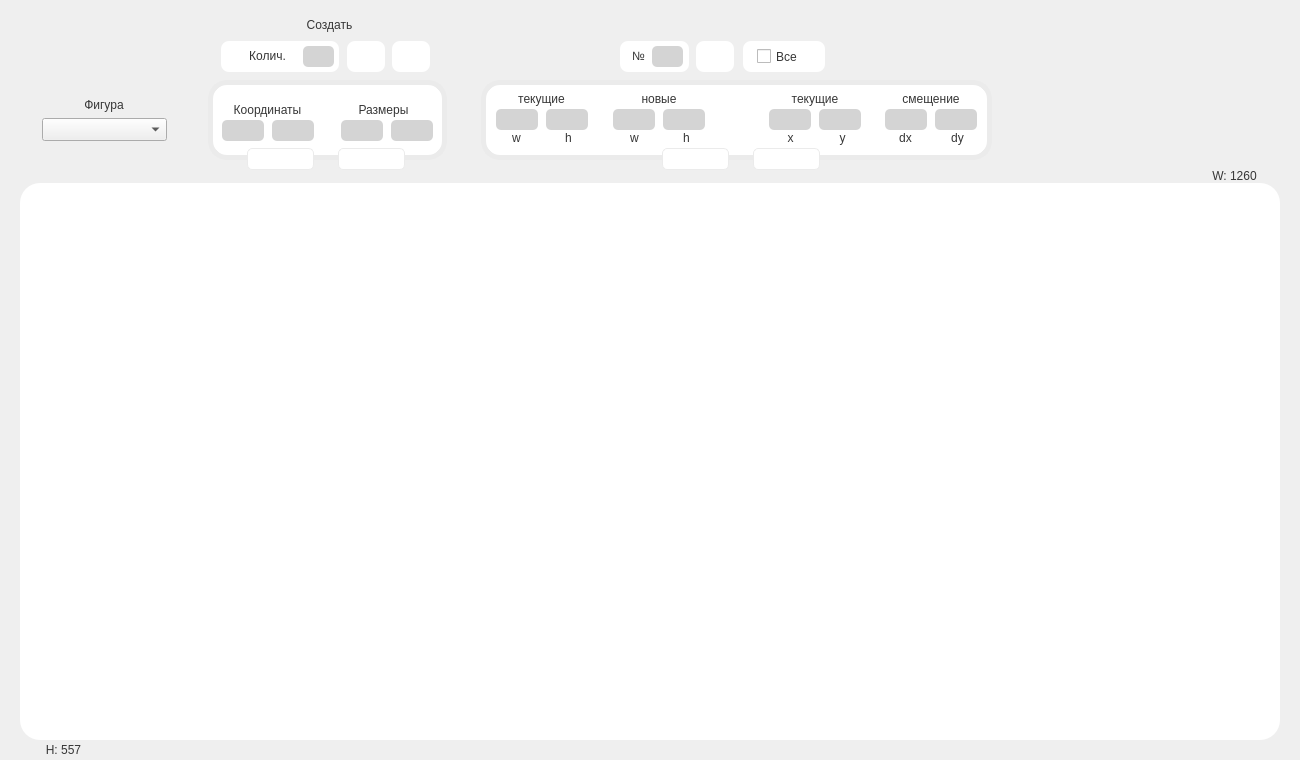
This is 3_task/mainwindow.ui in burakshaevn/qt-canvas-with-figures as Qt 5 draws it before an edit. The edited form follows.
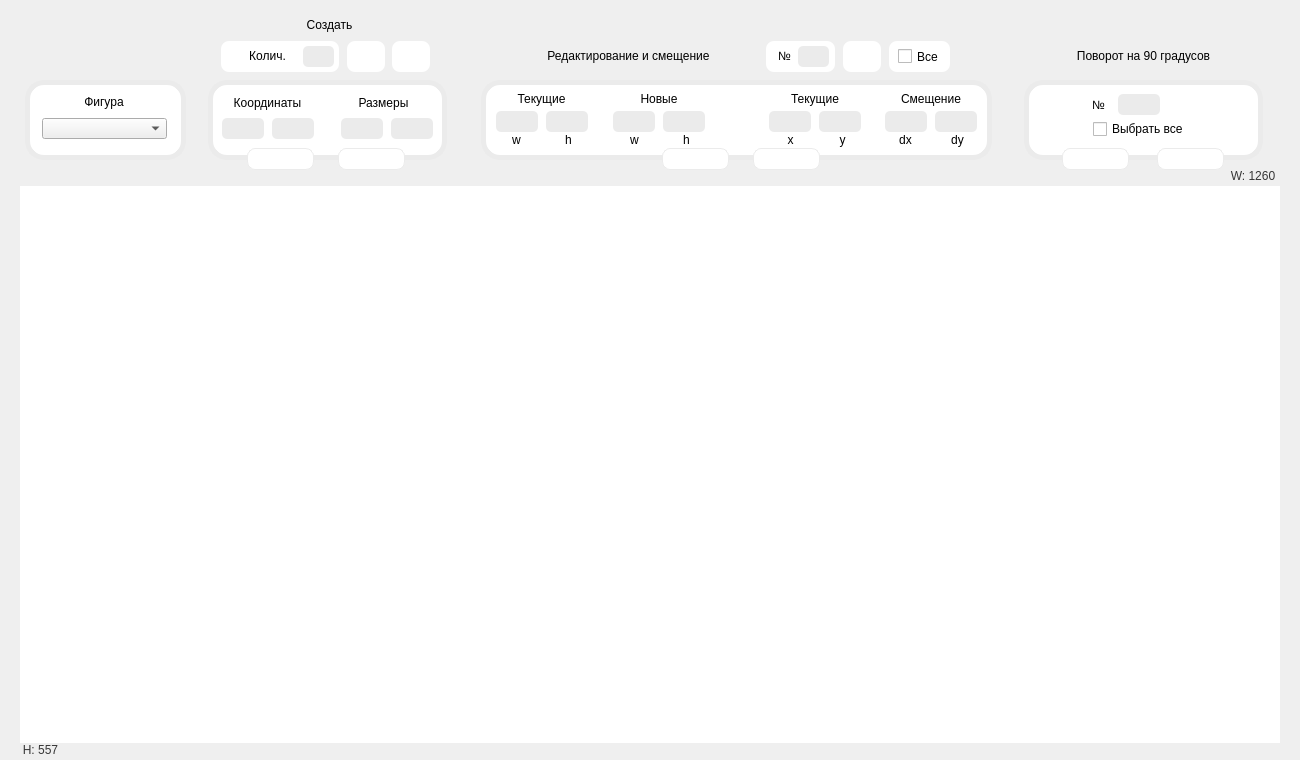
This is the edited form. The open tabs and pages were chosen to show the change. Icons and pictures are not drawn.

Patch:
```diff
--- a/3_task/mainwindow.ui
+++ b/3_task/mainwindow.ui
@@ -27,7 +27,7 @@
     <property name="geometry">
      <rect>
       <x>20</x>
-      <y>183</y>
+      <y>186</y>
       <width>1260</width>
       <height>557</height>
      </rect>
@@ -36,7 +36,7 @@
      <string notr="true">QGraphicsView {
 	background-color: rgb(255, 255, 255);
 	border: 0px solid ;
-    border-radius: 20px;
+    border-radius: 0px;
 }</string>
     </property>
    </widget>
@@ -46,7 +46,7 @@
       <x>42</x>
       <y>118</y>
       <width>125</width>
-      <height>23</height>
+      <height>21</height>
      </rect>
     </property>
     <property name="styleSheet">
@@ -60,20 +60,23 @@
 QComboBox::drop-down { border-width: 0px; };
 QComboBox::down-arrow { image: none; border-width: 0px; };</string>
     </property>
+    <property name="frame">
+     <bool>true</bool>
+    </property>
    </widget>
    <widget class="QLabel" name="label">
     <property name="geometry">
      <rect>
       <x>42</x>
-      <y>95</y>
+      <y>92</y>
       <width>124</width>
       <height>20</height>
      </rect>
     </property>
     <property name="styleSheet">
-     <string notr="true">QLabel {
-	color: rgb(54, 54, 54);
-	font: 500 12pt &quot;JetBrains Mono&quot;;
+     <string notr="true">QLabel { 
+	color: rgb(0, 0, 0);
+	font: 500 11pt &quot;JetBrains Mono&quot;;
 }</string>
     </property>
     <property name="text">
@@ -108,7 +111,7 @@
       </property>
       <property name="styleSheet">
        <string notr="true">QLabel {
-	color: rgb(54, 54, 54);
+	color: rgb(0, 0, 0);
 	font: 500 12pt &quot;JetBrains Mono&quot;;
 }</string>
       </property>
@@ -182,7 +185,7 @@
      <widget class="QLabel" name="label_7">
       <property name="geometry">
        <rect>
-        <x>427</x>
+        <x>573</x>
         <y>41</y>
         <width>69</width>
         <height>31</height>
@@ -202,9 +205,9 @@
      <widget class="QLabel" name="label_9">
       <property name="geometry">
        <rect>
-        <x>550</x>
+        <x>696</x>
         <y>41</y>
-        <width>82</width>
+        <width>61</width>
         <height>31</height>
        </rect>
       </property>
@@ -292,7 +295,7 @@
       </property>
       <property name="styleSheet">
        <string notr="true">QLabel {
-	color: rgb(54, 54, 54);
+	color: rgb(0, 0, 0);
 	font: 500 12pt &quot;JetBrains Mono&quot;;
 }</string>
       </property>
@@ -306,7 +309,7 @@
      <widget class="QLabel" name="label_14">
       <property name="geometry">
        <rect>
-        <x>436</x>
+        <x>582</x>
         <y>46</y>
         <width>19</width>
         <height>20</height>
@@ -314,7 +317,7 @@
       </property>
       <property name="styleSheet">
        <string notr="true">QLabel {
-	color: rgb(54, 54, 54);
+	color: rgb(0, 0, 0);
 	font: 500 12pt &quot;JetBrains Mono&quot;;
 }</string>
       </property>
@@ -328,7 +331,7 @@
      <widget class="QCheckBox" name="checkBox_all_size">
       <property name="geometry">
        <rect>
-        <x>564</x>
+        <x>705</x>
         <y>43</y>
         <width>55</width>
         <height>27</height>
@@ -336,7 +339,7 @@
       </property>
       <property name="styleSheet">
        <string notr="true">QCheckBox {
-	color: rgb(54, 54, 54);
+	color: rgb(0, 0, 0);
 	font: 500 12pt &quot;JetBrains Mono&quot;;
 }</string>
       </property>
@@ -348,14 +351,14 @@
       <property name="geometry">
        <rect>
         <x>30</x>
-        <y>99</y>
+        <y>92</y>
         <width>89</width>
         <height>21</height>
        </rect>
       </property>
       <property name="styleSheet">
        <string notr="true">QLabel {
-	color: rgb(54, 54, 54);
+	color: rgb(0, 0, 0);
 	font: 500 11pt &quot;JetBrains Mono&quot;;
 }</string>
       </property>
@@ -370,14 +373,14 @@
       <property name="geometry">
        <rect>
         <x>159</x>
-        <y>99</y>
+        <y>92</y>
         <width>63</width>
         <height>21</height>
        </rect>
       </property>
       <property name="styleSheet">
        <string notr="true">QLabel {
-	color: rgb(54, 54, 54);
+	color: rgb(0, 0, 0);
 	font: 500 11pt &quot;JetBrains Mono&quot;;
 }</string>
       </property>
@@ -399,11 +402,11 @@
       </property>
       <property name="styleSheet">
        <string notr="true">QLineEdit { 
-	background-color: #d4d4d4;
+	background-color: #ebebeb;
 	border: 0px solid;
     border-radius: 5px; 
 	font: 9pt &quot;JetBrains Mono&quot;;
-	color: #ffffff;
+	color: rgb(0, 0, 0);
 }</string>
       </property>
       <property name="text">
@@ -413,7 +416,7 @@
      <widget class="QLineEdit" name="lineEdit_index_size">
       <property name="geometry">
        <rect>
-        <x>459</x>
+        <x>605</x>
         <y>46</y>
         <width>31</width>
         <height>21</height>
@@ -421,11 +424,11 @@
       </property>
       <property name="styleSheet">
        <string notr="true">QLineEdit { 
-	background-color: #d4d4d4;
+	background-color: #ebebeb;
 	border: 0px solid;
     border-radius: 5px; 
 	font: 9pt &quot;JetBrains Mono&quot;;
-	color: #ffffff;
+	color: rgb(0, 0, 0);
 }</string>
       </property>
      </widget>
@@ -442,7 +445,7 @@
        <string notr="true">QPushButton { 
 	background-color: #FFFFFF;
 	border: 1px solid #ebebeb;
-    border-radius: 5px;
+    border-radius: 8px;
 	font: 9pt &quot;JetBrains Mono&quot;;
 	color: #ffffff;
 }
@@ -476,7 +479,7 @@
        <string notr="true">QPushButton { 
 	background-color: #FFFFFF;
 	border: 1px solid #ebebeb;
-    border-radius: 5px;
+    border-radius: 8px;
 	font: 9pt &quot;JetBrains Mono&quot;;
 	color: #ffffff;
 }
@@ -510,7 +513,7 @@
        <string notr="true">QPushButton { 
 	background-color: #FFFFFF;
 	border: 1px solid #ebebeb;
-    border-radius: 5px;
+    border-radius: 8px;
 	font: 9pt &quot;JetBrains Mono&quot;;
 	color: #ffffff;
 }
@@ -538,7 +541,7 @@
        <string notr="true">QPushButton { 
 	background-color: #FFFFFF;
 	border: 1px solid #ebebeb;
-    border-radius: 5px;
+    border-radius: 8px;
 	font: 9pt &quot;JetBrains Mono&quot;;
 	color: #ffffff;
 }
@@ -564,12 +567,12 @@
       </property>
       <property name="styleSheet">
        <string notr="true">QLabel {
-	color: rgb(54, 54, 54);
+	color: rgb(0, 0, 0);
 	font: 500 11pt &quot;JetBrains Mono&quot;;
 }</string>
       </property>
       <property name="text">
-       <string>текущие</string>
+       <string>Текущие</string>
       </property>
       <property name="alignment">
        <set>Qt::AlignmentFlag::AlignCenter</set>
@@ -586,12 +589,12 @@
       </property>
       <property name="styleSheet">
        <string notr="true">QLabel {
-	color: rgb(54, 54, 54);
+	color: rgb(0, 0, 0);
 	font: 500 11pt &quot;JetBrains Mono&quot;;
 }</string>
       </property>
       <property name="text">
-       <string>новые</string>
+       <string>Новые</string>
       </property>
       <property name="alignment">
        <set>Qt::AlignmentFlag::AlignCenter</set>
@@ -608,12 +611,12 @@
       </property>
       <property name="styleSheet">
        <string notr="true">QLabel {
-	color: rgb(54, 54, 54);
+	color: rgb(0, 0, 0);
 	font: 500 11pt &quot;JetBrains Mono&quot;;
 }</string>
       </property>
       <property name="text">
-       <string>текущие</string>
+       <string>Текущие</string>
       </property>
       <property name="alignment">
        <set>Qt::AlignmentFlag::AlignCenter</set>
@@ -630,12 +633,12 @@
       </property>
       <property name="styleSheet">
        <string notr="true">QLabel {
-	color: rgb(54, 54, 54);
+	color: rgb(0, 0, 0);
 	font: 500 11pt &quot;JetBrains Mono&quot;;
 }</string>
       </property>
       <property name="text">
-       <string>смещение</string>
+       <string>Смещение</string>
       </property>
       <property name="alignment">
        <set>Qt::AlignmentFlag::AlignCenter</set>
@@ -645,18 +648,18 @@
       <property name="geometry">
        <rect>
         <x>29</x>
-        <y>120</y>
+        <y>118</y>
         <width>42</width>
         <height>21</height>
        </rect>
       </property>
       <property name="styleSheet">
        <string notr="true">QLineEdit { 
-	background-color: #d4d4d4;
+	background-color: #ebebeb;
 	border: 0px solid;
     border-radius: 5px; 
 	font: 9pt &quot;JetBrains Mono&quot;;
-	color: #ffffff;
+	color: rgb(0, 0, 0);
 }</string>
       </property>
      </widget>
@@ -664,18 +667,18 @@
       <property name="geometry">
        <rect>
         <x>79</x>
-        <y>120</y>
+        <y>118</y>
         <width>42</width>
         <height>21</height>
        </rect>
       </property>
       <property name="styleSheet">
        <string notr="true">QLineEdit { 
-	background-color: #d4d4d4;
+	background-color: #ebebeb;
 	border: 0px solid;
-    border-radius: 5px;
+    border-radius: 5px; 
 	font: 9pt &quot;JetBrains Mono&quot;;
-	color: #ffffff; 
+	color: rgb(0, 0, 0);
 }</string>
       </property>
      </widget>
@@ -683,18 +686,18 @@
       <property name="geometry">
        <rect>
         <x>148</x>
-        <y>120</y>
+        <y>118</y>
         <width>42</width>
         <height>21</height>
        </rect>
       </property>
       <property name="styleSheet">
        <string notr="true">QLineEdit { 
-	background-color: #d4d4d4;
+	background-color: #ebebeb;
 	border: 0px solid;
     border-radius: 5px; 
 	font: 9pt &quot;JetBrains Mono&quot;;
-	color: #ffffff;
+	color: rgb(0, 0, 0);
 }</string>
       </property>
      </widget>
@@ -702,18 +705,18 @@
       <property name="geometry">
        <rect>
         <x>198</x>
-        <y>120</y>
+        <y>118</y>
         <width>42</width>
         <height>21</height>
        </rect>
       </property>
       <property name="styleSheet">
        <string notr="true">QLineEdit { 
-	background-color: #d4d4d4;
+	background-color: #ebebeb;
 	border: 0px solid;
     border-radius: 5px; 
 	font: 9pt &quot;JetBrains Mono&quot;;
-	color: #ffffff;
+	color: rgb(0, 0, 0);
 }</string>
       </property>
      </widget>
@@ -721,18 +724,18 @@
       <property name="geometry">
        <rect>
         <x>303</x>
-        <y>109</y>
+        <y>111</y>
         <width>42</width>
         <height>21</height>
        </rect>
       </property>
       <property name="styleSheet">
        <string notr="true">QLineEdit { 
-	background-color: #d4d4d4;
+	background-color: #ebebeb;
 	border: 0px solid;
     border-radius: 5px; 
 	font: 9pt &quot;JetBrains Mono&quot;;
-	color: #ffffff;
+	color: rgb(0, 0, 0);
 }</string>
       </property>
      </widget>
@@ -740,18 +743,18 @@
       <property name="geometry">
        <rect>
         <x>353</x>
-        <y>109</y>
+        <y>111</y>
         <width>42</width>
         <height>21</height>
        </rect>
       </property>
       <property name="styleSheet">
        <string notr="true">QLineEdit { 
-	background-color: #d4d4d4;
+	background-color: #ebebeb;
 	border: 0px solid;
     border-radius: 5px; 
 	font: 9pt &quot;JetBrains Mono&quot;;
-	color: #ffffff;
+	color: rgb(0, 0, 0);
 }</string>
       </property>
      </widget>
@@ -759,18 +762,18 @@
       <property name="geometry">
        <rect>
         <x>420</x>
-        <y>109</y>
+        <y>111</y>
         <width>42</width>
         <height>21</height>
        </rect>
       </property>
       <property name="styleSheet">
        <string notr="true">QLineEdit { 
-	background-color: #d4d4d4;
+	background-color: #ebebeb;
 	border: 0px solid;
     border-radius: 5px; 
 	font: 9pt &quot;JetBrains Mono&quot;;
-	color: #ffffff;
+	color: rgb(0, 0, 0);
 }</string>
       </property>
      </widget>
@@ -778,18 +781,18 @@
       <property name="geometry">
        <rect>
         <x>470</x>
-        <y>109</y>
+        <y>111</y>
         <width>42</width>
         <height>21</height>
        </rect>
       </property>
       <property name="styleSheet">
        <string notr="true">QLineEdit { 
-	background-color: #d4d4d4;
+	background-color: #ebebeb;
 	border: 0px solid;
     border-radius: 5px; 
 	font: 9pt &quot;JetBrains Mono&quot;;
-	color: #ffffff;
+	color: rgb(0, 0, 0);
 }</string>
       </property>
      </widget>
@@ -797,18 +800,18 @@
       <property name="geometry">
        <rect>
         <x>576</x>
-        <y>109</y>
+        <y>111</y>
         <width>42</width>
         <height>21</height>
        </rect>
       </property>
       <property name="styleSheet">
        <string notr="true">QLineEdit { 
-	background-color: #d4d4d4;
+	background-color: #ebebeb;
 	border: 0px solid;
     border-radius: 5px; 
 	font: 9pt &quot;JetBrains Mono&quot;;
-	color: #ffffff;
+	color: rgb(0, 0, 0);
 }</string>
       </property>
      </widget>
@@ -816,18 +819,18 @@
       <property name="geometry">
        <rect>
         <x>626</x>
-        <y>109</y>
+        <y>111</y>
         <width>42</width>
         <height>21</height>
        </rect>
       </property>
       <property name="styleSheet">
        <string notr="true">QLineEdit { 
-	background-color: #d4d4d4;
+	background-color: #ebebeb;
 	border: 0px solid;
     border-radius: 5px; 
 	font: 9pt &quot;JetBrains Mono&quot;;
-	color: #ffffff;
+	color: rgb(0, 0, 0);
 }</string>
       </property>
      </widget>
@@ -835,18 +838,18 @@
       <property name="geometry">
        <rect>
         <x>692</x>
-        <y>109</y>
+        <y>111</y>
         <width>42</width>
         <height>21</height>
        </rect>
       </property>
       <property name="styleSheet">
        <string notr="true">QLineEdit { 
-	background-color: #d4d4d4;
+	background-color: #ebebeb;
 	border: 0px solid;
     border-radius: 5px; 
 	font: 9pt &quot;JetBrains Mono&quot;;
-	color: #ffffff;
+	color: rgb(0, 0, 0);
 }</string>
       </property>
      </widget>
@@ -854,25 +857,25 @@
       <property name="geometry">
        <rect>
         <x>742</x>
-        <y>109</y>
+        <y>111</y>
         <width>42</width>
         <height>21</height>
        </rect>
       </property>
       <property name="styleSheet">
        <string notr="true">QLineEdit { 
-	background-color: #d4d4d4;
+	background-color: #ebebeb;
 	border: 0px solid;
     border-radius: 5px; 
 	font: 9pt &quot;JetBrains Mono&quot;;
-	color: #ffffff;
+	color: rgb(0, 0, 0);
 }</string>
       </property>
      </widget>
      <widget class="QPushButton" name="pushButton_search_size">
       <property name="geometry">
        <rect>
-        <x>503</x>
+        <x>650</x>
         <y>41</y>
         <width>38</width>
         <height>31</height>
@@ -905,14 +908,14 @@
       <property name="geometry">
        <rect>
         <x>308</x>
-        <y>130</y>
+        <y>132</y>
         <width>31</width>
         <height>16</height>
        </rect>
       </property>
       <property name="styleSheet">
        <string notr="true">QLabel {
-	color: rgb(54, 54, 54);
+	color: rgb(0, 0, 0);
 	font: 500 11pt &quot;JetBrains Mono&quot;;
 }</string>
       </property>
@@ -927,14 +930,14 @@
       <property name="geometry">
        <rect>
         <x>360</x>
-        <y>130</y>
+        <y>132</y>
         <width>31</width>
         <height>16</height>
        </rect>
       </property>
       <property name="styleSheet">
        <string notr="true">QLabel {
-	color: rgb(54, 54, 54);
+	color: rgb(0, 0, 0);
 	font: 500 11pt &quot;JetBrains Mono&quot;;
 }</string>
       </property>
@@ -949,14 +952,14 @@
       <property name="geometry">
        <rect>
         <x>478</x>
-        <y>130</y>
+        <y>132</y>
         <width>31</width>
         <height>16</height>
        </rect>
       </property>
       <property name="styleSheet">
        <string notr="true">QLabel {
-	color: rgb(54, 54, 54);
+	color: rgb(0, 0, 0);
 	font: 500 11pt &quot;JetBrains Mono&quot;;
 }</string>
       </property>
@@ -971,14 +974,14 @@
       <property name="geometry">
        <rect>
         <x>426</x>
-        <y>130</y>
+        <y>132</y>
         <width>31</width>
         <height>16</height>
        </rect>
       </property>
       <property name="styleSheet">
        <string notr="true">QLabel {
-	color: rgb(54, 54, 54);
+	color: rgb(0, 0, 0);
 	font: 500 11pt &quot;JetBrains Mono&quot;;
 }</string>
       </property>
@@ -993,14 +996,14 @@
       <property name="geometry">
        <rect>
         <x>582</x>
-        <y>130</y>
+        <y>132</y>
         <width>31</width>
         <height>16</height>
        </rect>
       </property>
       <property name="styleSheet">
        <string notr="true">QLabel {
-	color: rgb(54, 54, 54);
+	color: rgb(0, 0, 0);
 	font: 500 11pt &quot;JetBrains Mono&quot;;
 }</string>
       </property>
@@ -1015,14 +1018,14 @@
       <property name="geometry">
        <rect>
         <x>634</x>
-        <y>130</y>
+        <y>132</y>
         <width>31</width>
         <height>16</height>
        </rect>
       </property>
       <property name="styleSheet">
        <string notr="true">QLabel {
-	color: rgb(54, 54, 54);
+	color: rgb(0, 0, 0);
 	font: 500 11pt &quot;JetBrains Mono&quot;;
 }</string>
       </property>
@@ -1037,14 +1040,14 @@
       <property name="geometry">
        <rect>
         <x>697</x>
-        <y>130</y>
+        <y>132</y>
         <width>31</width>
         <height>16</height>
        </rect>
       </property>
       <property name="styleSheet">
        <string notr="true">QLabel {
-	color: rgb(54, 54, 54);
+	color: rgb(0, 0, 0);
 	font: 500 11pt &quot;JetBrains Mono&quot;;
 }</string>
       </property>
@@ -1059,14 +1062,14 @@
       <property name="geometry">
        <rect>
         <x>749</x>
-        <y>130</y>
+        <y>132</y>
         <width>31</width>
         <height>16</height>
        </rect>
       </property>
       <property name="styleSheet">
        <string notr="true">QLabel {
-	color: rgb(54, 54, 54);
+	color: rgb(0, 0, 0);
 	font: 500 11pt &quot;JetBrains Mono&quot;;
 }</string>
       </property>
@@ -1077,15 +1080,227 @@
        <set>Qt::AlignmentFlag::AlignCenter</set>
       </property>
      </widget>
+     <widget class="QLabel" name="label_5">
+      <property name="geometry">
+       <rect>
+        <x>831</x>
+        <y>80</y>
+        <width>239</width>
+        <height>80</height>
+       </rect>
+      </property>
+      <property name="styleSheet">
+       <string notr="true">QLabel { 
+	background-color: rgb(255, 255, 255);
+	border: 5px solid #ebebeb;
+    border-radius: 19px; 
+}</string>
+      </property>
+      <property name="text">
+       <string/>
+      </property>
+     </widget>
+     <widget class="QLabel" name="label_8">
+      <property name="geometry">
+       <rect>
+        <x>837</x>
+        <y>46</y>
+        <width>227</width>
+        <height>20</height>
+       </rect>
+      </property>
+      <property name="styleSheet">
+       <string notr="true">QLabel {
+	color: rgb(0, 0, 0);
+	font: 500 12pt &quot;JetBrains Mono&quot;;
+}</string>
+      </property>
+      <property name="text">
+       <string>Поворот на 90 градусов</string>
+      </property>
+      <property name="alignment">
+       <set>Qt::AlignmentFlag::AlignCenter</set>
+      </property>
+     </widget>
+     <widget class="QPushButton" name="pushButton_rotate_left">
+      <property name="geometry">
+       <rect>
+        <x>869</x>
+        <y>148</y>
+        <width>67</width>
+        <height>22</height>
+       </rect>
+      </property>
+      <property name="styleSheet">
+       <string notr="true">QPushButton { 
+	background-color: #FFFFFF;
+	border: 1px solid #ebebeb;
+    border-radius: 8px;
+	font: 9pt &quot;JetBrains Mono&quot;;
+	color: #ffffff;
+}
+
+</string>
+      </property>
+      <property name="text">
+       <string/>
+      </property>
+      <property name="icon">
+       <iconset resource="resources/resources_file.qrc">
+        <normaloff>:/Corner up-left.svg</normaloff>:/Corner up-left.svg</iconset>
+      </property>
+     </widget>
+     <widget class="QLabel" name="label_32">
+      <property name="geometry">
+       <rect>
+        <x>895</x>
+        <y>94</y>
+        <width>21</width>
+        <height>21</height>
+       </rect>
+      </property>
+      <property name="styleSheet">
+       <string notr="true">QLabel {
+	color: rgb(0, 0, 0);
+	font: 500 11pt &quot;JetBrains Mono&quot;;
+}</string>
+      </property>
+      <property name="text">
+       <string>№</string>
+      </property>
+      <property name="alignment">
+       <set>Qt::AlignmentFlag::AlignCenter</set>
+      </property>
+     </widget>
+     <widget class="QLineEdit" name="lineEdit_rotate">
+      <property name="geometry">
+       <rect>
+        <x>925</x>
+        <y>94</y>
+        <width>42</width>
+        <height>21</height>
+       </rect>
+      </property>
+      <property name="styleSheet">
+       <string notr="true">QLineEdit { 
+	background-color: #ebebeb;
+	border: 0px solid;
+    border-radius: 5px; 
+	font: 9pt &quot;JetBrains Mono&quot;;
+	color: rgb(0, 0, 0);
+}</string>
+      </property>
+     </widget>
+     <widget class="QPushButton" name="pushButton_search_for_rotate">
+      <property name="geometry">
+       <rect>
+        <x>975</x>
+        <y>89</y>
+        <width>38</width>
+        <height>31</height>
+       </rect>
+      </property>
+      <property name="styleSheet">
+       <string notr="true">QPushButton { 
+	background-color: transparent;
+	border: 0px solid;
+    border-radius: 8px; 
+}
+
+</string>
+      </property>
+      <property name="text">
+       <string/>
+      </property>
+      <property name="icon">
+       <iconset resource="resources/resources_file.qrc">
+        <normaloff>:/Search.svg</normaloff>:/Search.svg</iconset>
+      </property>
+      <property name="iconSize">
+       <size>
+        <width>23</width>
+        <height>23</height>
+       </size>
+      </property>
+     </widget>
+     <widget class="QCheckBox" name="checkBox_all_rotate">
+      <property name="geometry">
+       <rect>
+        <x>900</x>
+        <y>119</y>
+        <width>131</width>
+        <height>20</height>
+       </rect>
+      </property>
+      <property name="styleSheet">
+       <string notr="true">QCheckBox {
+	color: rgb(0, 0, 0);
+	font: 500 11pt &quot;JetBrains Mono&quot;;
+}</string>
+      </property>
+      <property name="text">
+       <string>Выбрать все</string>
+      </property>
+     </widget>
+     <widget class="QLabel" name="label_10">
+      <property name="geometry">
+       <rect>
+        <x>310</x>
+        <y>46</y>
+        <width>251</width>
+        <height>20</height>
+       </rect>
+      </property>
+      <property name="styleSheet">
+       <string notr="true">QLabel {
+	color: rgb(0, 0, 0);
+	font: 500 12pt &quot;JetBrains Mono&quot;;
+}</string>
+      </property>
+      <property name="text">
+       <string>Редактирование и смещение</string>
+      </property>
+      <property name="alignment">
+       <set>Qt::AlignmentFlag::AlignCenter</set>
+      </property>
+     </widget>
+     <widget class="QPushButton" name="pushButton_rotate_right">
+      <property name="geometry">
+       <rect>
+        <x>964</x>
+        <y>148</y>
+        <width>67</width>
+        <height>22</height>
+       </rect>
+      </property>
+      <property name="styleSheet">
+       <string notr="true">QPushButton { 
+	background-color: #FFFFFF;
+	border: 1px solid #ebebeb;
+    border-radius: 8px;
+	font: 9pt &quot;JetBrains Mono&quot;;
+	color: #ffffff;
+}
+
+</string>
+      </property>
+      <property name="text">
+       <string/>
+      </property>
+      <property name="icon">
+       <iconset resource="resources/resources_file.qrc">
+        <normaloff>:/Corner up-right.svg</normaloff>:/Corner up-right.svg</iconset>
+      </property>
+     </widget>
     </widget>
    </widget>
    <widget class="QLabel" name="label_23">
     <property name="geometry">
      <rect>
-      <x>1191</x>
-      <y>165</y>
-      <width>87</width>
-      <height>21</height>
+      <x>1229</x>
+      <y>169</y>
+      <width>48</width>
+      <height>14</height>
      </rect>
     </property>
     <property name="styleSheet">
@@ -1104,10 +1319,10 @@
    <widget class="QLabel" name="label_24">
     <property name="geometry">
      <rect>
-      <x>20</x>
-      <y>739</y>
-      <width>87</width>
-      <height>21</height>
+      <x>22</x>
+      <y>743</y>
+      <width>37</width>
+      <height>14</height>
      </rect>
     </property>
     <property name="styleSheet">
@@ -1123,6 +1338,33 @@
      <set>Qt::AlignmentFlag::AlignCenter</set>
     </property>
    </widget>
+   <widget class="QLabel" name="label_11">
+    <property name="geometry">
+     <rect>
+      <x>25</x>
+      <y>80</y>
+      <width>161</width>
+      <height>80</height>
+     </rect>
+    </property>
+    <property name="styleSheet">
+     <string notr="true">QLabel { 
+	background-color: rgb(255, 255, 255);
+	border: 5px solid #ebebeb;
+    border-radius: 19px; 
+}</string>
+    </property>
+    <property name="text">
+     <string/>
+    </property>
+   </widget>
+   <zorder>label_11</zorder>
+   <zorder>graphicsView</zorder>
+   <zorder>comboBox</zorder>
+   <zorder>label</zorder>
+   <zorder>stackedWidget</zorder>
+   <zorder>label_23</zorder>
+   <zorder>label_24</zorder>
   </widget>
  </widget>
  <resources>
```
Left out of the diff: 16 changed lines with no effect on the pictures.
